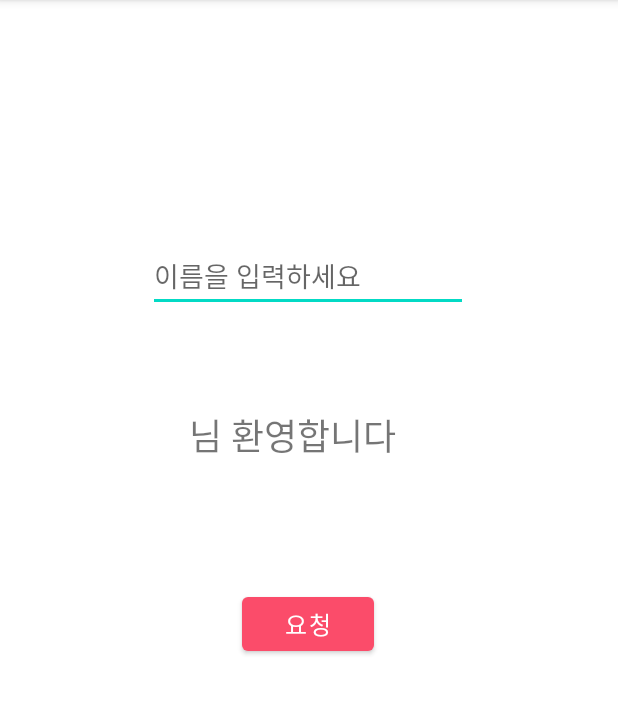
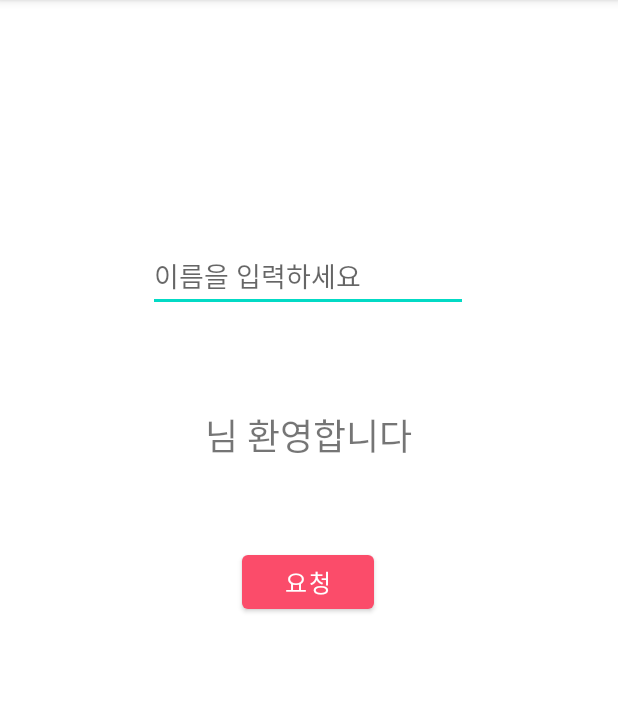
Before and after one commit to KyunghoonJeong/and_lec, an Android app: the screen it shows after launch (MainActivity), on a phone screen of 412 x 824 dp, the part 84-798 px from its top. Run offline under Robolectric (Android 15) with nearby library versions, the phone set to English and light mode, and no system bars; our stand-ins replace Volley.

Commit message:
<update>주석위치나 xml위치수정

```diff
--- a/app/src/main/java/com/jkh/ex0914/MainActivity.java
+++ b/app/src/main/java/com/jkh/ex0914/MainActivity.java
@@ -82,12 +82,13 @@ public class MainActivity extends AppCompatActivity {
                 );
                 //StringRequest 끝나는 파트
 
+                //5.RequestQueue객체에 Request객체 추가 !
                 requestQueue.add(request);
 
 
             }
         });
-        //5.RequestQueue객체에 Request객체 추가 !
+
 
 
 
--- a/app/src/main/res/layout/activity_main.xml
+++ b/app/src/main/res/layout/activity_main.xml
@@ -21,8 +21,8 @@
 
     <TextView
         android:id="@+id/tv_result"
-        android:layout_width="159dp"
-        android:layout_height="64dp"
+        android:layout_width="wrap_content"
+        android:layout_height="wrap_content"
         android:layout_marginTop="64dp"
         android:text="님 환영합니다"
         android:textSize="24sp"
```
